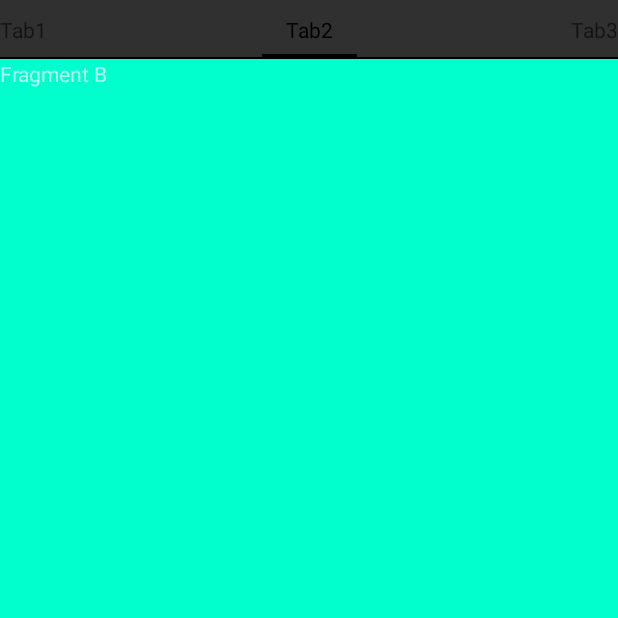
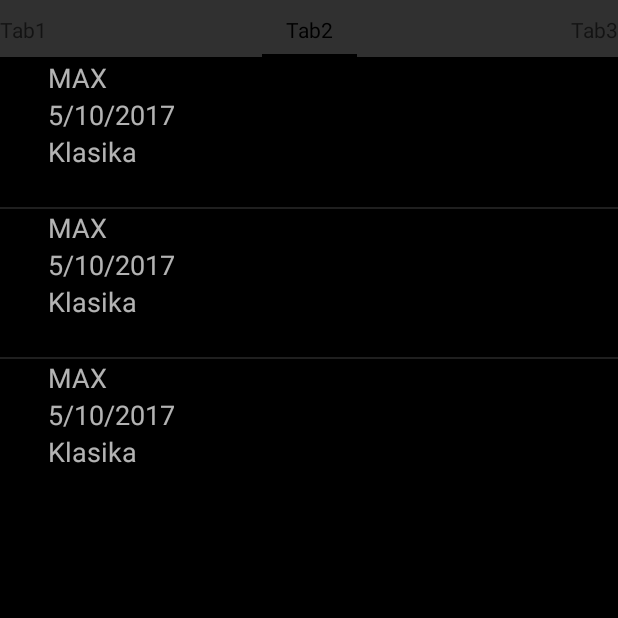
Before and after one commit to TwoTeam/mobile, an Android app: the FragmentA screen opened directly, with no data from a screen before it, after a tap on "Tab2", on a phone screen of 412 x 824 dp, the top half of it. Run offline under Robolectric (Android 15) with nearby library versions, the phone set to English and light mode, and no system bars.

Commit message:
Update5
Prikaz Eventov, čakam na API. Prikaže tekst: name, date, city, type.
Zej pa še sam z bazo povezat

```diff
--- /dev/null
+++ b/Events/app/src/main/java/teamtwo/event/com/events/CustomAdapterEvents.java
@@ -0,0 +1,67 @@
+package teamtwo.event.com.events;
+
+import android.content.Context;
+import android.view.LayoutInflater;
+import android.view.View;
+import android.view.ViewGroup;
+import android.widget.BaseAdapter;
+import android.widget.TextView;
+
+import java.util.ArrayList;
+
+/**
+ * Created by Primož Pesjak on 18.3.2015.
+ */
+public class CustomAdapterEvents  extends BaseAdapter {
+    private static ArrayList<SearchResult> searchArrayList;
+
+    private LayoutInflater mInflater;
+
+    public CustomAdapterEvents(FragmentB context, ArrayList<SearchResult> results) {
+
+        Context context1= context.getActivity();
+        searchArrayList = results;
+        mInflater = LayoutInflater.from(context1);
+    }
+
+    public int getCount() {
+        return searchArrayList.size();
+    }
+
+    public Object getItem(int position) {
+        return searchArrayList.get(position);
+    }
+
+    public long getItemId(int position) {
+        return position;
+    }
+
+    public View getView(int position, View convertView, ViewGroup parent) {
+        ViewHolder holder;
+        if (convertView == null) {
+            convertView = mInflater.inflate(R.layout.events_row_view, null);
+            holder = new ViewHolder();
+            holder.txtName = (TextView) convertView.findViewById(R.id.tvName);
+            holder.txtDate = (TextView) convertView.findViewById(R.id.tvDate);
+            holder.txtCity = (TextView) convertView.findViewById(R.id.tvCity);
+            holder.txtType = (TextView) convertView.findViewById(R.id.tvType);
+            convertView.setTag(holder);
+        } else {
+            holder = (ViewHolder) convertView.getTag();
+        }
+
+        holder.txtName.setText(searchArrayList.get(position).getName());
+        holder.txtDate.setText(searchArrayList.get(position).getDate());
+        holder.txtCity.setText(searchArrayList.get(position).getCity());
+        holder.txtType.setText(searchArrayList.get(position).getType());
+
+        return convertView;
+    }
+
+    static class ViewHolder {
+        TextView txtName;
+        TextView txtDate;
+        TextView txtCity;
+        TextView txtType;
+    }
+}
--- a/Events/app/src/main/java/teamtwo/event/com/events/FragmentB.java
+++ b/Events/app/src/main/java/teamtwo/event/com/events/FragmentB.java
@@ -6,22 +6,74 @@ import android.app.Fragment;
 import android.view.LayoutInflater;
 import android.view.View;
 import android.view.ViewGroup;
+import android.widget.AdapterView;
+import android.widget.ListView;
+import android.widget.Toast;
+
+import java.util.ArrayList;
+import java.util.Date;
 
 
 /**
  * A simple {@link Fragment} subclass.
  */
-public class FragmentB extends android.support.v4.app.Fragment {
-
+public class FragmentB extends android.support.v4.app.Fragment{
 
     @Override
     public View onCreateView(LayoutInflater inflater, ViewGroup container,
                              Bundle savedInstanceState) {
         // Inflate the layout for this fragment
-        View view = inflater.inflate(R.layout.fragment_b,container,false);
+      final View view = inflater.inflate(R.layout.fragment_b,container,false);
+
+
+        ArrayList<SearchResult> searchResults = GetSearchResults();
+
+        final ListView lv1 = (ListView) view.findViewById(R.id.lvEvents);
+        lv1.setAdapter(new CustomAdapterEvents(this, searchResults));
+
+        lv1.setOnItemClickListener(new AdapterView.OnItemClickListener() {
+            @Override
+            public void onItemClick(AdapterView<?> a, View v, int position, long id) {
+                Object o = lv1.getItemAtPosition(position);
+                SearchResult fullObject = (SearchResult)o;
+                Toast.makeText(getActivity(), "You have chosen: " + " " + fullObject.getName(), Toast.LENGTH_LONG).show();
+            }
+        });
         return  view;
+    }
+
+    private ArrayList<SearchResult> GetSearchResults(){
+        ArrayList<SearchResult> results = new ArrayList<SearchResult>();
+
+        SearchResult sr1 = new SearchResult();
+        sr1.setName("Klub: ");
+        sr1.setDate("5/10/2017");
+        sr1.setCity("Velenje");
+        sr1.setType("Klasika");
+        results.add(sr1);
+
+        SearchResult sr2 = new SearchResult();
+        sr1.setName("Test");
+        sr1.setDate("5/10/2017");
+        sr1.setCity("Velenje");
+        sr1.setType("Klasika");
+        results.add(sr1);
+
+        SearchResult sr3 = new SearchResult();
+        sr1.setName("MAX");
+        sr1.setDate("5/10/2017");
+        sr1.setCity("Velenje");
+        sr1.setType("Klasika");
+        results.add(sr1);
+
+        return results;
     }
 
 
 
+
+
+
+
+
 }
--- /dev/null
+++ b/Events/app/src/main/java/teamtwo/event/com/events/SearchResult.java
@@ -0,0 +1,43 @@
+package teamtwo.event.com.events;
+
+/**
+ * Created by Primož Pesjak on 18.3.2015.
+ */
+public class SearchResult{
+        private String name = "";
+        private String date = "";
+        private String city = "";
+        private String type = "";
+
+        public void setName(String Name) {
+            this.name = Name;
+        }
+
+        public String getName() {
+            return name;
+        }
+
+        public void setDate(String Date) {
+            this.date = Date;
+        }
+
+        public String getDate() {
+            return date;
+        }
+
+        public void setCity(String City) {
+            this.city = City;
+        }
+
+        public String getCity() {
+            return city;
+        }
+
+        public void setType(String Type) {
+            this.city = Type;
+        }
+
+        public String getType() {
+            return type;
+        }
+}
--- /dev/null
+++ b/Events/app/src/main/res/layout/events_row_view.xml
@@ -0,0 +1,38 @@
+<?xml version="1.0" encoding="utf-8"?>
+<LinearLayout xmlns:android="http://schemas.android.com/apk/res/android"
+    android:orientation="vertical"
+    android:layout_width="fill_parent"
+    android:layout_height="fill_parent"
+    android:id="@+id/layoutContent"
+    android:paddingLeft="32dp"
+    android:paddingRight="32dp">
+
+    <TextView
+        android:layout_width="wrap_content"
+        android:layout_height="wrap_content"
+        android:textAppearance="?android:attr/textAppearanceMedium"
+        android:text="Medium Text"
+        android:id="@+id/tvName" />
+
+    <TextView
+        android:layout_width="wrap_content"
+        android:layout_height="wrap_content"
+        android:textAppearance="?android:attr/textAppearanceMedium"
+        android:text="Medium Text"
+        android:id="@+id/tvDate" />
+
+    <TextView
+        android:layout_width="wrap_content"
+        android:layout_height="wrap_content"
+        android:textAppearance="?android:attr/textAppearanceMedium"
+        android:text="Medium Text"
+        android:id="@+id/tvCity" />
+
+    <TextView
+        android:layout_width="wrap_content"
+        android:layout_height="wrap_content"
+        android:textAppearance="?android:attr/textAppearanceMedium"
+        android:text="Medium Text"
+        android:id="@+id/tvType" />
+
+</LinearLayout>
--- a/Events/app/src/main/res/layout/fragment_a.xml
+++ b/Events/app/src/main/res/layout/fragment_a.xml
@@ -3,11 +3,22 @@
     android:layout_height="match_parent" tools:context="teamtwo.event.com.events.FragmentA"
     android:background="#FFCC00">
 
-    <TextView
-        android:layout_width="wrap_content"
-        android:layout_height="wrap_content"
-        android:layout_centerHorizontal="true"
-        android:layout_centerVertical="true"
-        android:text="@string/FragmentA" />
+    <LinearLayout
+        android:orientation="vertical"
+        android:layout_width="fill_parent"
+        android:layout_height="fill_parent"
+        android:layout_alignParentTop="true"
+        android:layout_alignParentRight="true"
+        android:layout_alignParentEnd="true"
+        android:id="@+id/linearLayout6"
+        android:paddingLeft="32dp"
+        android:paddingRight="32dp">
 
+        <TextView
+            android:layout_width="wrap_content"
+            android:layout_height="wrap_content"
+            android:textAppearance="?android:attr/textAppearanceLarge"
+            android:text="Events"
+            android:id="@+id/tvEvents" />
+    </LinearLayout>
 </FrameLayout>
--- a/Events/app/src/main/res/layout/fragment_b.xml
+++ b/Events/app/src/main/res/layout/fragment_b.xml
@@ -1,13 +1,10 @@
 <FrameLayout xmlns:android="http://schemas.android.com/apk/res/android"
     xmlns:tools="http://schemas.android.com/tools" android:layout_width="match_parent"
     android:layout_height="match_parent" tools:context="teamtwo.event.com.events.FragmentB"
-    android:background="#00FFCC">
+    android:background="#000000">
 
-    <TextView
-        android:layout_width="wrap_content"
+    <ListView
+        android:id="@+id/lvEvents"
         android:layout_height="wrap_content"
-        android:layout_centerHorizontal="true"
-        android:layout_centerVertical="true"
-        android:text="@string/FragmentB" />
-
+        android:layout_width="fill_parent" />
 </FrameLayout>
```
Also changed, not shown: 1 other file.
